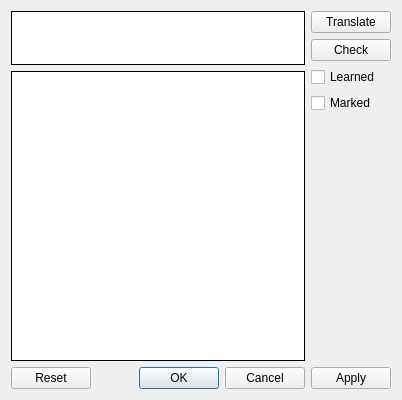
Qt form Forms/CWordEditor.ui (skynowa/iTeacher) before a commit.
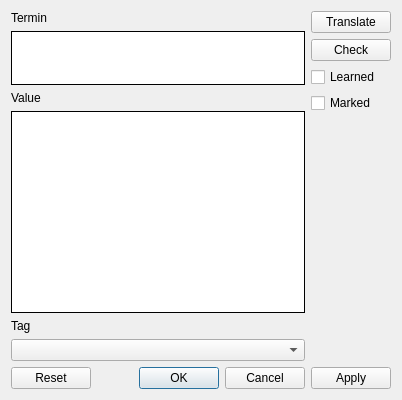
The same form after that commit.

Commit message: ADD: tags combobox to CWordEditor

```diff
--- a/Forms/CWordEditor.ui
+++ b/Forms/CWordEditor.ui
@@ -15,6 +15,20 @@
   </property>
   <layout class="QGridLayout" name="gridLayout">
    <item row="0" column="0">
+    <widget class="QLabel" name="label_2">
+     <property name="text">
+      <string>Termin</string>
+     </property>
+    </widget>
+   </item>
+   <item row="4" column="0">
+    <widget class="QLabel" name="label">
+     <property name="text">
+      <string>Tag</string>
+     </property>
+    </widget>
+   </item>
+   <item row="1" column="0">
     <widget class="QTextEdit" name="tedtWordTerm">
      <property name="minimumSize">
       <size>
@@ -36,7 +50,34 @@
      </property>
     </widget>
    </item>
-   <item row="0" column="1" rowspan="2">
+   <item row="3" column="0">
+    <widget class="QTextEdit" name="tedtWordValue">
+     <property name="frameShape">
+      <enum>QFrame::Box</enum>
+     </property>
+     <property name="frameShadow">
+      <enum>QFrame::Plain</enum>
+     </property>
+    </widget>
+   </item>
+   <item row="6" column="0" colspan="2">
+    <widget class="QDialogButtonBox" name="bbxButtons">
+     <property name="standardButtons">
+      <set>QDialogButtonBox::Apply|QDialogButtonBox::Cancel|QDialogButtonBox::Ok|QDialogButtonBox::Reset</set>
+     </property>
+    </widget>
+   </item>
+   <item row="5" column="0">
+    <widget class="QComboBox" name="cboTags"/>
+   </item>
+   <item row="2" column="0">
+    <widget class="QLabel" name="label_3">
+     <property name="text">
+      <string>Value</string>
+     </property>
+    </widget>
+   </item>
+   <item row="0" column="1" rowspan="6">
     <layout class="QVBoxLayout" name="verticalLayout">
      <item>
       <widget class="QPushButton" name="pbtnTermTranslate">
@@ -81,23 +122,6 @@
      </item>
     </layout>
    </item>
-   <item row="1" column="0">
-    <widget class="QTextEdit" name="tedtWordValue">
-     <property name="frameShape">
-      <enum>QFrame::Box</enum>
-     </property>
-     <property name="frameShadow">
-      <enum>QFrame::Plain</enum>
-     </property>
-    </widget>
-   </item>
-   <item row="2" column="0" colspan="2">
-    <widget class="QDialogButtonBox" name="bbxButtons">
-     <property name="standardButtons">
-      <set>QDialogButtonBox::Apply|QDialogButtonBox::Cancel|QDialogButtonBox::Ok|QDialogButtonBox::Reset</set>
-     </property>
-    </widget>
-   </item>
   </layout>
  </widget>
  <resources/>
```
The commit also changes 2 other files.
